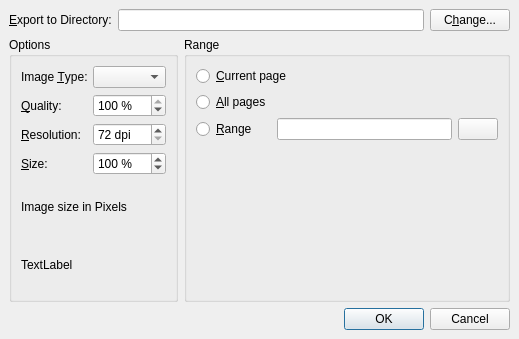
Qt form scribus/plugins/pixmapexport/exportform.ui (scribusproject/scribus) before a commit.
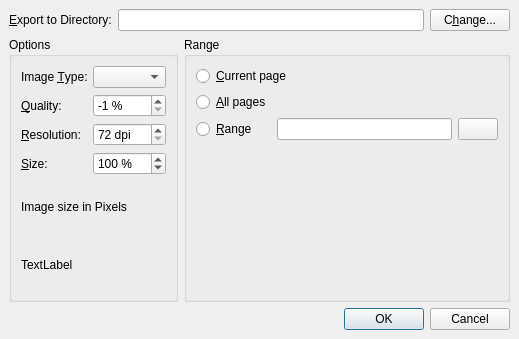
The same form after that commit.

Commit message: Use "Automatic" as default for quality

```diff
--- a/scribus/plugins/pixmapexport/exportform.ui
+++ b/scribus/plugins/pixmapexport/exportform.ui
@@ -97,10 +97,10 @@
          <number>100</number>
         </property>
         <property name="minimum" >
-         <number>1</number>
+         <number>-1</number>
         </property>
         <property name="value" >
-         <number>100</number>
+         <number>-1</number>
         </property>
        </widget>
       </item>
```
The commit also changes 2 other files.
